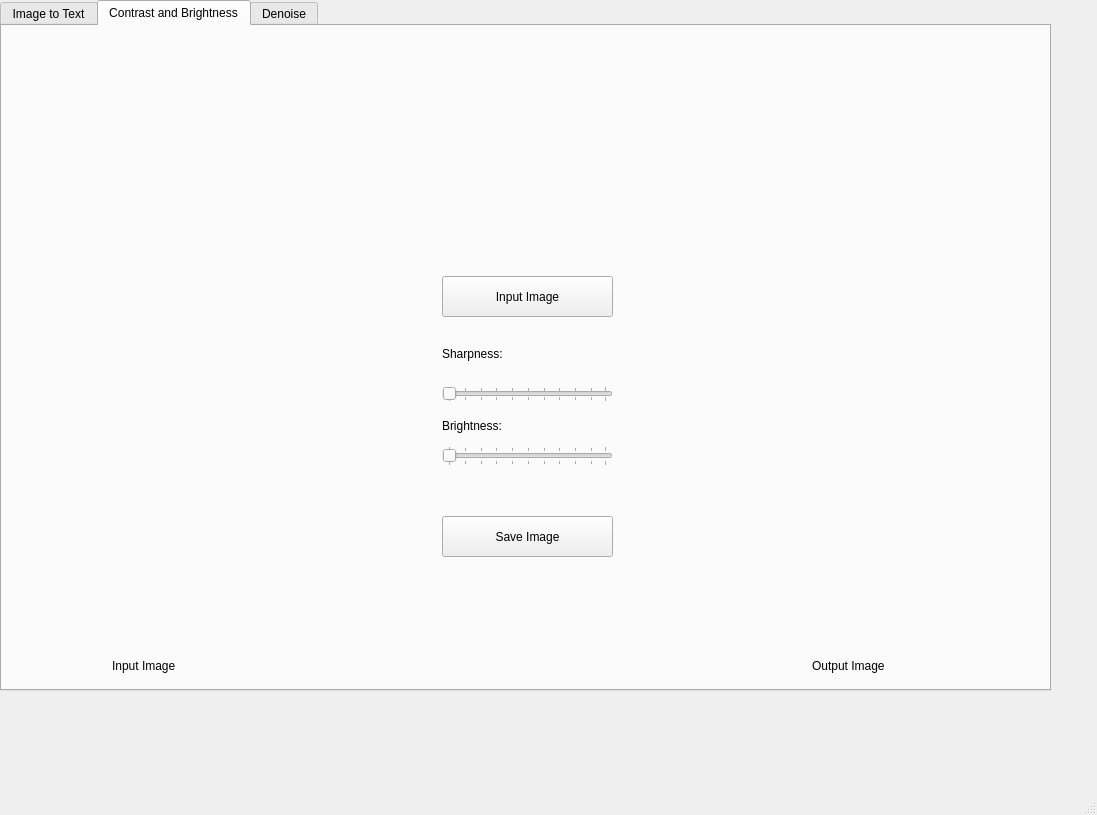
Before: the Qt Designer form convert.ui in 21021653/Image-Processor, drawn with Qt 5.
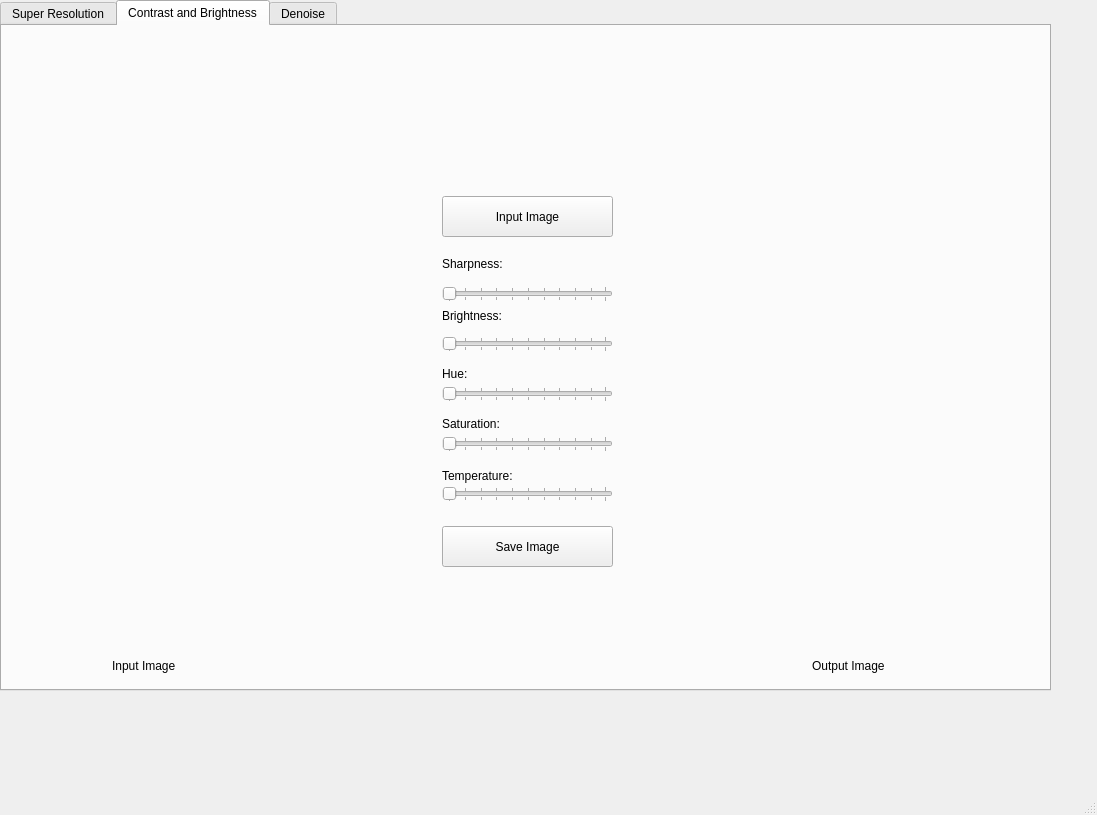
After: the same form once the commit is applied. Icons and pictures are not drawn.

What changed in the file:
```diff
--- a/convert.ui
+++ b/convert.ui
@@ -31,7 +31,7 @@
     </property>
     <widget class="QWidget" name="tab">
      <attribute name="title">
-      <string>Image to Text</string>
+      <string>Super Resolution</string>
      </attribute>
      <widget class="QPushButton" name="pushButton_3">
       <property name="geometry">
@@ -146,7 +146,7 @@
       <property name="geometry">
        <rect>
         <x>440</x>
-        <y>490</y>
+        <y>500</y>
         <width>171</width>
         <height>41</height>
        </rect>
@@ -159,7 +159,7 @@
       <property name="geometry">
        <rect>
         <x>440</x>
-        <y>250</y>
+        <y>170</y>
         <width>171</width>
         <height>41</height>
        </rect>
@@ -217,9 +217,9 @@
       <property name="geometry">
        <rect>
         <x>440</x>
-        <y>420</y>
+        <y>310</y>
         <width>171</width>
-        <height>20</height>
+        <height>16</height>
        </rect>
       </property>
       <property name="orientation">
@@ -233,7 +233,7 @@
       <property name="geometry">
        <rect>
         <x>440</x>
-        <y>390</y>
+        <y>280</y>
         <width>61</width>
         <height>20</height>
        </rect>
@@ -272,7 +272,7 @@
       <property name="geometry">
        <rect>
         <x>510</x>
-        <y>320</y>
+        <y>230</y>
         <width>21</width>
         <height>16</height>
        </rect>
@@ -285,7 +285,7 @@
       <property name="geometry">
        <rect>
         <x>510</x>
-        <y>390</y>
+        <y>280</y>
         <width>21</width>
         <height>16</height>
        </rect>
@@ -298,7 +298,7 @@
       <property name="geometry">
        <rect>
         <x>440</x>
-        <y>360</y>
+        <y>260</y>
         <width>171</width>
         <height>16</height>
        </rect>
@@ -314,7 +314,7 @@
       <property name="geometry">
        <rect>
         <x>440</x>
-        <y>320</y>
+        <y>230</y>
         <width>61</width>
         <height>16</height>
        </rect>
@@ -323,6 +323,132 @@
        <string>Sharpness:</string>
       </property>
      </widget>
+     <widget class="QSlider" name="horizontalSlider_4">
+      <property name="geometry">
+       <rect>
+        <x>440</x>
+        <y>360</y>
+        <width>171</width>
+        <height>16</height>
+       </rect>
+      </property>
+      <property name="orientation">
+       <enum>Qt::Orientation::Horizontal</enum>
+      </property>
+      <property name="tickPosition">
+       <enum>QSlider::TickPosition::TicksBothSides</enum>
+      </property>
+     </widget>
+     <widget class="QLabel" name="label_21">
+      <property name="geometry">
+       <rect>
+        <x>440</x>
+        <y>340</y>
+        <width>49</width>
+        <height>16</height>
+       </rect>
+      </property>
+      <property name="text">
+       <string>Hue:</string>
+      </property>
+     </widget>
+     <widget class="QLabel" name="label_22">
+      <property name="geometry">
+       <rect>
+        <x>490</x>
+        <y>340</y>
+        <width>49</width>
+        <height>16</height>
+       </rect>
+      </property>
+      <property name="text">
+       <string/>
+      </property>
+     </widget>
+     <widget class="QSlider" name="horizontalSlider_5">
+      <property name="geometry">
+       <rect>
+        <x>440</x>
+        <y>410</y>
+        <width>171</width>
+        <height>16</height>
+       </rect>
+      </property>
+      <property name="orientation">
+       <enum>Qt::Orientation::Horizontal</enum>
+      </property>
+      <property name="tickPosition">
+       <enum>QSlider::TickPosition::TicksBothSides</enum>
+      </property>
+     </widget>
+     <widget class="QLabel" name="label_23">
+      <property name="geometry">
+       <rect>
+        <x>440</x>
+        <y>390</y>
+        <width>61</width>
+        <height>16</height>
+       </rect>
+      </property>
+      <property name="text">
+       <string>Saturation:</string>
+      </property>
+     </widget>
+     <widget class="QLabel" name="label_24">
+      <property name="geometry">
+       <rect>
+        <x>500</x>
+        <y>390</y>
+        <width>49</width>
+        <height>16</height>
+       </rect>
+      </property>
+      <property name="text">
+       <string/>
+      </property>
+     </widget>
+     <widget class="QSlider" name="horizontalSlider_6">
+      <property name="geometry">
+       <rect>
+        <x>440</x>
+        <y>460</y>
+        <width>171</width>
+        <height>16</height>
+       </rect>
+      </property>
+      <property name="orientation">
+       <enum>Qt::Orientation::Horizontal</enum>
+      </property>
+      <property name="tickPosition">
+       <enum>QSlider::TickPosition::TicksBothSides</enum>
+      </property>
+     </widget>
+     <widget class="QLabel" name="label_25">
+      <property name="geometry">
+       <rect>
+        <x>440</x>
+        <y>440</y>
+        <width>71</width>
+        <height>20</height>
+       </rect>
+      </property>
+      <property name="text">
+       <string>Temperature:</string>
+      </property>
+     </widget>
+     <widget class="QLabel" name="label_26">
+      <property name="geometry">
+       <rect>
+        <x>510</x>
+        <y>440</y>
+        <width>49</width>
+        <height>16</height>
+       </rect>
+      </property>
+      <property name="text">
+       <string/>
+      </property>
+     </widget>
     </widget>
     <widget class="QWidget" name="tab_3">
      <attribute name="title">
```
Left out of the diff: 112 changed lines with no effect on the pictures.
